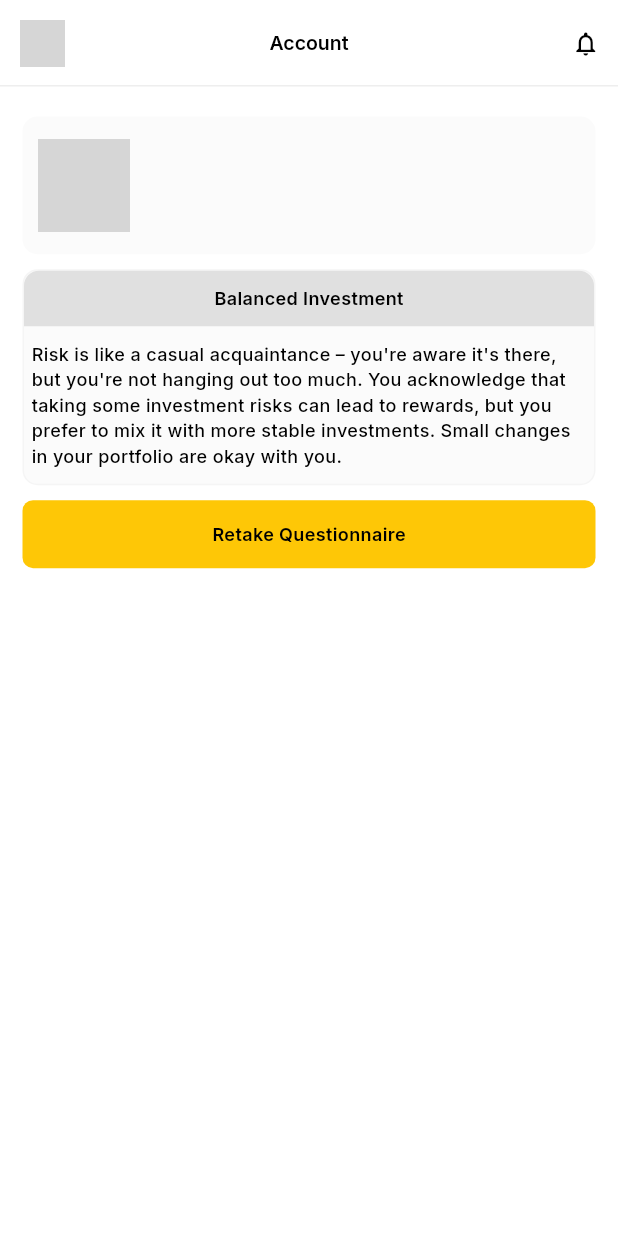
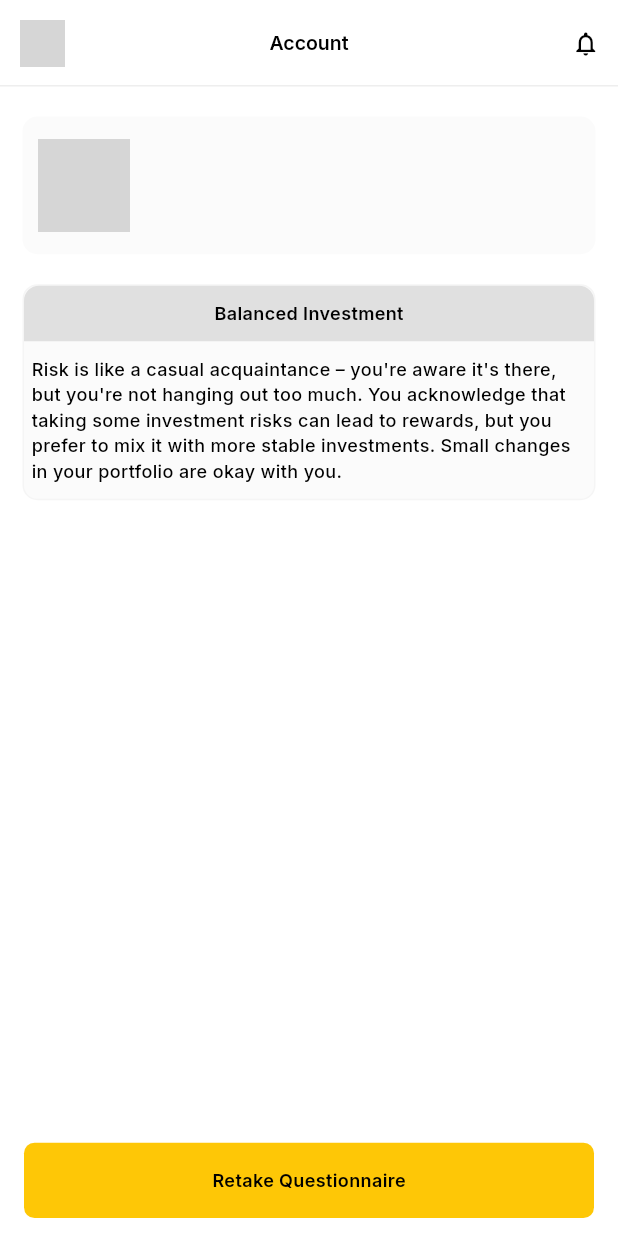
Before and after one commit to SidneyEmeka/jollof, a Flutter app: the Account screen opened directly, on a phone screen of 412 x 824 dp. Run offline on Flutter 3.47's test engine with Material 3 defaults, Android fonts, the phone set to English and light mode, and no system bars; our stand-ins replace carousel_slider, country_picker, device_info_plus, fluentui_system_icons, get, google_generative_ai and 6 more; network calls fail; grey boxes are pictures that could not be loaded.

Commit message:
flex error

```diff
--- a/lib/homes/home/more/statement/choosestatemmentperiod.dart
+++ b/lib/homes/home/more/statement/choosestatemmentperiod.dart
@@ -37,8 +37,8 @@ class _ChoosestatemmentperiodState extends State<Choosestatemmentperiod> {
     DateTime? dob = await showDatePicker(
       context: context,
       firstDate: DateTime(2000),
-      initialDate: DateTime.now().add(Duration(days: 1)),
-      lastDate: DateTime.now().add(Duration(days: 365)),
+      initialDate: DateTime.now().add(const Duration(days: 1)),
+      lastDate: DateTime.now().add(const Duration(days: 365)),
     );
     if (dob != null) {
       Get.find<Jollofx>().toDate.value = dob.toString().split(" ")[0];
--- a/lib/homes/home/settings/account.dart
+++ b/lib/homes/home/settings/account.dart
@@ -102,7 +102,7 @@ class Account extends StatelessWidget {
                 ],
               ),
             ),
-            const SizedBox(height: 10,),
+            const SizedBox(height: 20,),
             Container(
               width: Get.width,
               decoration: BoxDecoration(
@@ -159,7 +159,7 @@ class Account extends StatelessWidget {
                         duration: duration,
                         amount: amount);
                   }),
-                  const SizedBox(height: 10,),
+                  const SizedBox(height: 20,),
                   //earnings
                   Column(
                     mainAxisAlignment: MainAxisAlignment.spaceBetween,
@@ -226,13 +226,17 @@ class Account extends StatelessWidget {
                 ],
               ),
             ),
-            const Expanded(child: SizedBox()),
-            GestureDetector(
+          ],
+        ),
+      ),
+      bottomNavigationBar: BottomAppBar(
+        height: Get.height*0.09,
+        color: Colors.white,
+        child:   GestureDetector(
           onTap: (){
             Get.to(()=>const Questions());
           },
           child: Container(
-                height: Get.height*0.055,
             width: Get.width,
             alignment: Alignment.center,
             decoration: BoxDecoration(
@@ -242,9 +246,6 @@ class Account extends StatelessWidget {
             child: Text("Retake Questionnaire",style: Stylings.titles.copyWith(fontSize: 12)),
           ),
         ),
-
-          ],
-        ),
       ),
     );
   }
--- a/lib/utils/reusables/statementtile.dart
+++ b/lib/utils/reusables/statementtile.dart
@@ -22,7 +22,7 @@ class Statementtile extends StatelessWidget {
       margin: const EdgeInsets.only(bottom: 15),
       decoration: BoxDecoration(
         borderRadius: BorderRadius.circular(8),
-        color: Colors.grey.shade400,
+        color: Colors.grey.shade200,
       ),
       width: Get.width,
       //height: Get.height*0.15,
```
Lines whose indentation alone changed are shown as unchanged.
